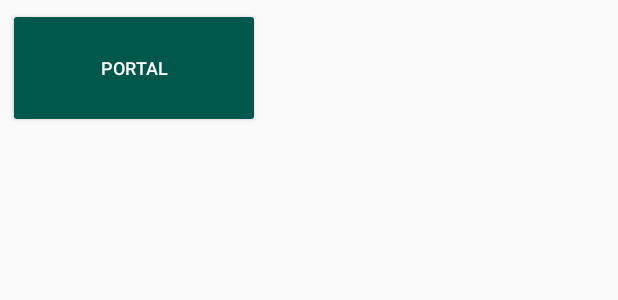
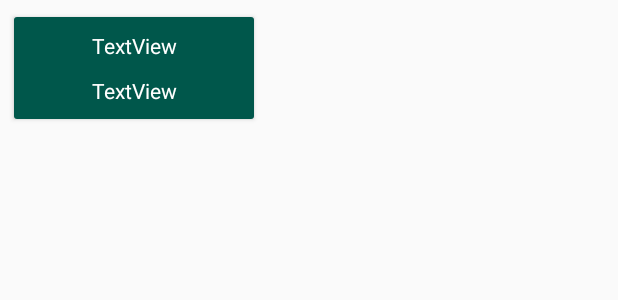
Before and after one commit to deanx1/StudentPortal, an Android app: the layout portal_item.xml on its own in the app's theme, with its tools: preview values and no code run, on a phone screen of 412 x 824 dp. Shown: the top 300 px of the screen. Run offline under Robolectric (Android 15) with nearby library versions, the phone set to English and light mode, and no system bars.

Commit message:
fix layout 2

```diff
--- a/app/src/main/java/com/example/studentportal/PortalAdapter.kt
+++ b/app/src/main/java/com/example/studentportal/PortalAdapter.kt
@@ -24,7 +24,9 @@ class PortalAdapter(private val portals: List<Portal>) : RecyclerView.Adapter<Po
         fun bind(portal: Portal) {
 //            tvPortalTitle.text = portal.title
 //            tvPortalUrl.text = portal.url
-            itemView.btnPortal.text = (portal.title + "\n" + portal.url)
+//            itemView.btnPortal.text = (portal.title + "\n" + portal.url)
+            itemView.tvPortalTitle.text = portal.title
+            itemView.tvPortalLink.text = portal.url
         }
 
     }
--- a/app/src/main/res/layout/content_add_portal.xml
+++ b/app/src/main/res/layout/content_add_portal.xml
@@ -28,6 +28,7 @@
 
         <com.google.android.material.textfield.TextInputEditText
             android:id="@+id/etAddPortalTitle"
+            android:inputType="textCapSentences"
             android:layout_width="match_parent"
             android:layout_height="wrap_content" />
     </com.google.android.material.textfield.TextInputLayout>
--- a/app/src/main/res/layout/portal_item.xml
+++ b/app/src/main/res/layout/portal_item.xml
@@ -1,15 +1,41 @@
 <?xml version="1.0" encoding="utf-8"?>
 <androidx.constraintlayout.widget.ConstraintLayout xmlns:android="http://schemas.android.com/apk/res/android"
     xmlns:app="http://schemas.android.com/apk/res-auto"
+    xmlns:tools="http://schemas.android.com/tools"
     android:layout_width="wrap_content"
     android:layout_height="wrap_content">
+
+    <TextView
+        android:id="@+id/tvPortalTitle"
+        android:layout_width="wrap_content"
+        android:layout_height="wrap_content"
+        android:layout_marginTop="15dp"
+        android:text="TextView"
+        android:textColor="@android:color/white"
+        android:translationZ="5dp"
+        app:layout_constraintEnd_toEndOf="parent"
+        app:layout_constraintStart_toStartOf="parent"
+        app:layout_constraintTop_toTopOf="@+id/btnPortal" />
+
+    <TextView
+        android:id="@+id/tvPortalLink"
+        android:layout_width="wrap_content"
+        android:layout_height="wrap_content"
+        android:text="TextView"
+        android:textColor="@android:color/white"
+        android:translationZ="5dp"
+        app:layout_constraintBottom_toBottomOf="@+id/btnPortal"
+        app:layout_constraintEnd_toEndOf="parent"
+        app:layout_constraintStart_toStartOf="parent"
+        app:layout_constraintTop_toBottomOf="@+id/tvPortalTitle"
+        app:layout_constraintVertical_bias="0.4" />
 
     <Button
         android:id="@+id/btnPortal"
         android:layout_width="168dp"
+        android:layout_height="80dp"
         android:layout_margin="5dp"
-        android:layout_height="80dp"
-        android:text="@string/btn_portal"
+        android:layout_weight="1"
         android:backgroundTint="@color/colorPrimaryDark"
         android:lineSpacingExtra="8sp"
         android:textAlignment="center"
@@ -17,7 +43,8 @@
         android:textSize="12sp"
         android:typeface="normal"
         app:layout_constraintBottom_toBottomOf="parent"
+        app:layout_constraintEnd_toEndOf="parent"
         app:layout_constraintStart_toStartOf="parent"
-        app:layout_constraintEnd_toEndOf="parent"
         app:layout_constraintTop_toTopOf="parent" />
+
 </androidx.constraintlayout.widget.ConstraintLayout>
--- a/app/src/main/res/menu/menu_main.xml
+++ b/app/src/main/res/menu/menu_main.xml
@@ -2,9 +2,5 @@
     xmlns:app="http://schemas.android.com/apk/res-auto"
     xmlns:tools="http://schemas.android.com/tools"
     tools:context="com.example.studentportal.MainActivity">
-    <item
-        android:id="@+id/action_settings"
-        android:orderInCategory="100"
-        android:title="@string/action_settings"
-        app:showAsAction="never" />
+
 </menu>
```
Also changed, not shown: app/src/main/java/com/example/studentportal/MainActivity.kt (+6 -6 lines).
